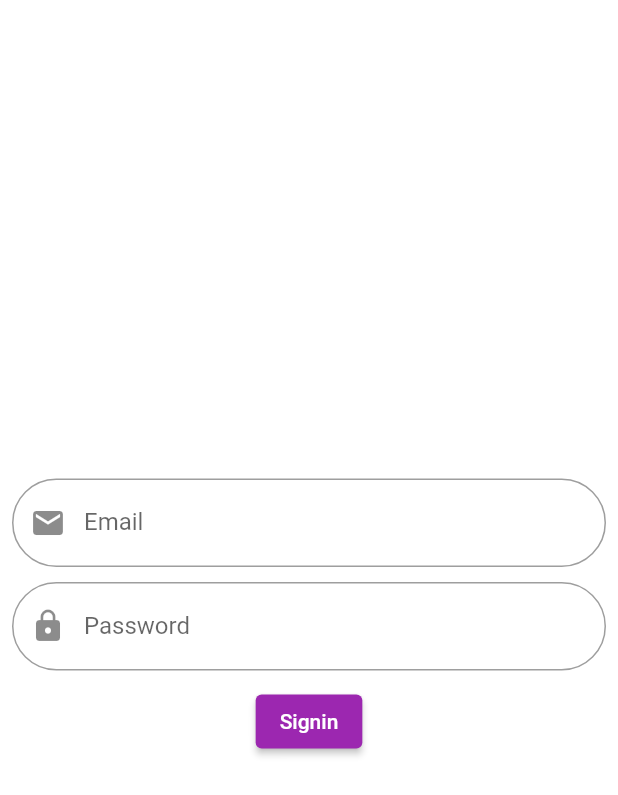
After one commit to Universitas-Dutabangsa-Surakarta/rpm_kanband_board, a Flutter app: the screen it shows after launch, after a tap on "Signin", on a phone screen of 412 x 824 dp. The commit adds this screen. Shown: the top 795 px of the screen. Run offline on Flutter 3.47's test engine with Material 2 defaults, Android fonts, the phone set to English and light mode, and no system bars.

Commit message:
add: sign in screen

```diff
--- a/lib/main.dart
+++ b/lib/main.dart
@@ -1,4 +1,5 @@
 import 'package:flutter/material.dart';
+import 'package:kanban_board/screen/sign_in_screen.dart';
 import 'package:kanban_board/screen/sign_up_screen.dart';
 
 void main() {
@@ -35,9 +36,9 @@ class MyHomePage extends StatelessWidget {
         ElevatedButton(
             onPressed: () {
               Navigator.push(context,
-                  MaterialPageRoute(builder: (context) => SignUpScreen()));
+                  MaterialPageRoute(builder: (context) => SignInScreen()));
             },
-            child: Text('Login')),
+            child: Text('Signin')),
         ElevatedButton(onPressed: () {
           Navigator.push(context,
               MaterialPageRoute(builder: (context) => SignUpScreen()));
--- /dev/null
+++ b/lib/screen/sign_in_screen.dart
@@ -0,0 +1,52 @@
+import 'package:flutter/material.dart';
+
+class SignInScreen extends StatefulWidget {
+  const SignInScreen({Key? key}) : super(key: key);
+
+  @override
+  State<SignInScreen> createState() => _SignInScreenState();
+}
+
+class _SignInScreenState extends State<SignInScreen> {
+  TextEditingController emailController = TextEditingController();
+  TextEditingController passwordController = TextEditingController();
+
+  @override
+  Widget build(BuildContext context) {
+    return Padding(
+      padding: const EdgeInsets.all(8.0),
+      child: Column(
+        mainAxisAlignment: MainAxisAlignment.center,
+        children: [
+          TextFormField(
+            controller: emailController,
+            decoration: InputDecoration(
+              label: Text('Email'),
+              prefixIcon: Icon(Icons.email),
+              border: OutlineInputBorder(
+                borderRadius: BorderRadius.circular(30),
+              ),
+            ),
+          ),
+          SizedBox(
+            height: 10,
+          ),
+          TextFormField(
+            controller: passwordController,
+            decoration: InputDecoration(
+              label: Text('Password'),
+              prefixIcon: Icon(Icons.lock),
+              border: OutlineInputBorder(
+                borderRadius: BorderRadius.circular(30),
+              ),
+            ),
+          ),
+          SizedBox(
+            height: 10,
+          ),
+          ElevatedButton(onPressed: () {}, child: Text('Signin')),
+        ],
+      ),
+    );
+  }
+}
```
